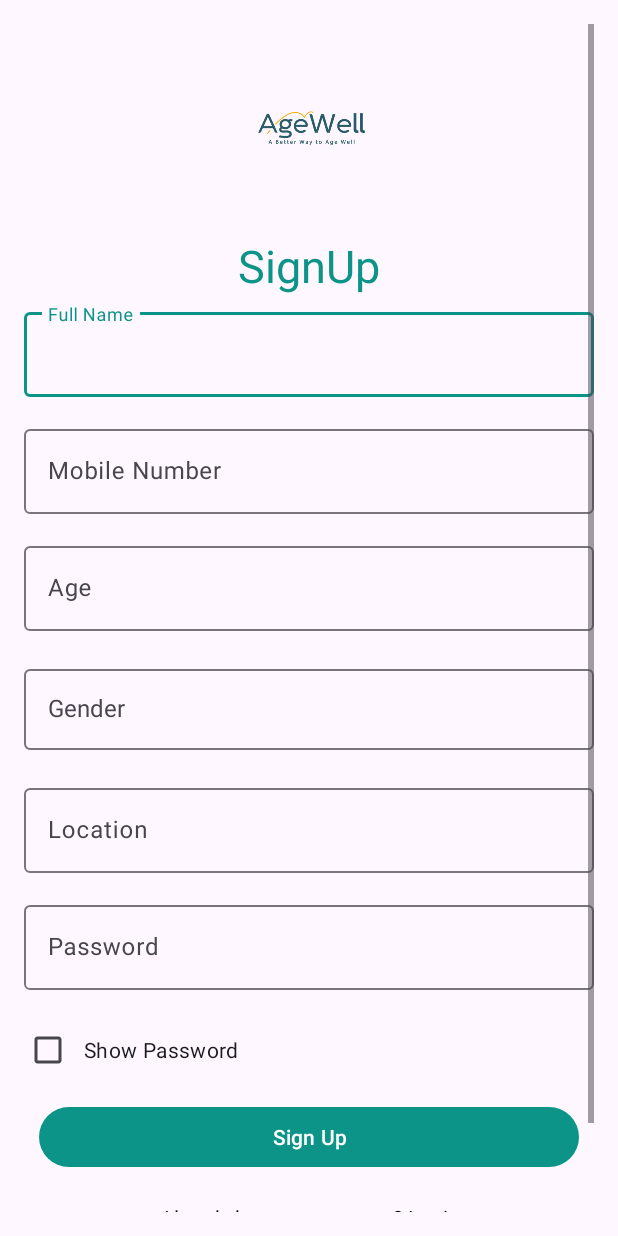
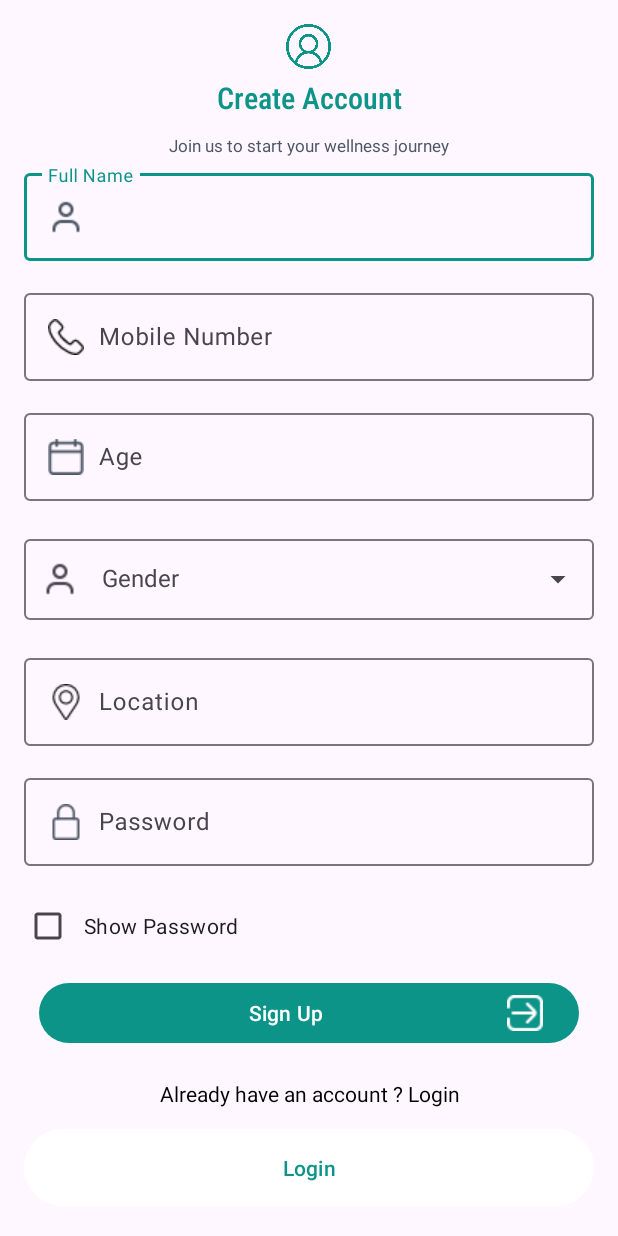
Before and after one commit to vishal-bhutekar21/Age-well-Elder-Care, an Android app: the SignUp screen opened directly, with no data from a screen before it, on a phone screen of 412 x 824 dp. Run offline under Robolectric (Android 15) with nearby library versions, the phone set to English and light mode, and no system bars; our stand-ins replace Firebase (no records; nobody signed in at launch, a user with empty details on screens opened directly).

Commit message:
commit after signup

```diff
--- a/app/src/main/res/layout/activity_sign_up.xml
+++ b/app/src/main/res/layout/activity_sign_up.xml
@@ -2,6 +2,7 @@
 <ScrollView xmlns:android="http://schemas.android.com/apk/res/android"
     android:layout_width="match_parent"
     android:layout_height="match_parent"
+    xmlns:app="http://schemas.android.com/apk/res-auto"
     android:orientation="vertical"
     android:padding="16dp"
     android:gravity="center"
@@ -15,18 +16,30 @@
         >
 
         <ImageView
-            android:layout_width="100dp"
+            android:layout_width="30dp"
+            android:layout_height="30dp"
+            android:src="@drawable/suser"
+            app:tint="@color/primary" />
+        <TextView
+            android:layout_width="match_parent"
             android:layout_height="wrap_content"
-            android:src="@drawable/app_heading"
+            android:text="Create Account"
+            android:textAlignment="center"
+            android:textStyle="normal"
+            android:textColor="@color/primary"
+            android:textSize="20dp"
+            android:fontFamily="sans-serif-condensed-medium"
+            android:layout_margin="5dp"
             />
         <TextView
             android:layout_width="match_parent"
             android:layout_height="wrap_content"
-            android:text="SignUp"
+            android:text="Join us to start your wellness journey"
             android:textAlignment="center"
             android:textStyle="normal"
-            android:textColor="@color/primary"
-            android:textSize="30dp"
+            android:textColor="@color/gray"
+            android:textSize="11dp"
+            android:fontFamily="sans-serif"
             android:layout_margin="5dp"
             />
     <!-- Name Field -->
@@ -34,16 +47,24 @@
             android:id="@+id/nameInputLayout"
             android:layout_width="match_parent"
             android:layout_height="wrap_content"
-        android:layout_marginBottom="16dp">
+            android:layout_marginBottom="16dp"
+            android:drawableTint="@color/gray"
+         >
 
             <com.google.android.material.textfield.TextInputEditText
+
                 android:id="@+id/nameField"
                 android:layout_width="match_parent"
                 android:layout_height="wrap_content"
                 android:hint="Full Name"
                 android:inputType="textPersonName"
-            android:maxLength="50"/>
+                android:maxLength="50"
+                android:drawableLeft="@drawable/sperson"
+                android:drawablePadding="10dp"
+                android:drawableTint="@color/gray"
+                android:paddingStart="16dp"/>
         </com.google.android.material.textfield.TextInputLayout>
+
 
         <!-- Mobile Field -->
     <com.google.android.material.textfield.TextInputLayout
@@ -57,6 +78,8 @@
             android:layout_width="match_parent"
             android:layout_height="wrap_content"
             android:hint="Mobile Number"
+            android:drawableLeft="@drawable/stelephone"
+            android:drawablePadding="10dp"
             android:inputType="phone"
             android:maxLength="10"/>
     </com.google.android.material.textfield.TextInputLayout>
@@ -73,6 +96,9 @@
             android:layout_width="match_parent"
             android:layout_height="wrap_content"
             android:hint="Age"
+            android:drawableLeft="@drawable/calendar"
+            android:drawableTint="@color/gray"
+            android:drawablePadding="10dp"
             android:inputType="number"/>
     </com.google.android.material.textfield.TextInputLayout>
 
@@ -83,6 +109,10 @@
             android:layout_height="wrap_content"
             android:layout_marginBottom="16dp"
             android:hint="Gender"
+            app:startIconDrawable="@drawable/sperson"
+            app:startIconMode="custom"
+            app:endIconMode="dropdown_menu"
+            android:drawableTint="@color/gray"
             android:paddingVertical="4dp">
 
             <AutoCompleteTextView
@@ -90,11 +120,13 @@
                 android:layout_width="match_parent"
                 android:layout_height="match_parent"
                 android:padding="16dp"
+                android:paddingStart="48dp"
                 android:textSize="16sp"
                 android:background="?android:attr/editTextBackground"
                 android:inputType="none"
                 android:focusable="false"/>
         </com.google.android.material.textfield.TextInputLayout>
+
 
 
         <!-- Location Field -->
@@ -109,6 +141,8 @@
             android:layout_width="match_parent"
             android:layout_height="wrap_content"
             android:hint="Location"
+            android:drawableLeft="@drawable/slocation"
+            android:drawablePadding="10dp"
             android:inputType="text"/>
     </com.google.android.material.textfield.TextInputLayout>
 
@@ -124,6 +158,9 @@
             android:layout_width="match_parent"
             android:layout_height="wrap_content"
             android:hint="Password"
+            android:drawableLeft="@drawable/slock"
+            android:drawablePadding="10dp"
+            android:drawableTint="@color/gray"
             android:inputType="textPassword"/>
     </com.google.android.material.textfield.TextInputLayout>
 
@@ -141,6 +178,9 @@
         android:layout_width="match_parent"
         android:layout_height="wrap_content"
         android:text="Sign Up"
+        android:drawableRight="@drawable/slogin"
+        android:drawableTint="@color/white"
+        android:drawablePadding="20dp"
         android:layout_margin="10dp"/>
 
 
```
Also changed, not shown: app/src/main/res/drawable/button_stroke.xml (added, +7 -0 lines), app/src/main/res/layout/activity_login.xml (+37 -7 lines), app/src/main/res/drawable/calendar.png (added), app/src/main/res/drawable/slocation.png (added), app/src/main/res/drawable/slock.png (added), app/src/main/res/drawable/slogin.png (added), app/src/main/res/drawable/sperson.png (added), app/src/main/res/drawable/stelephone.png (added), app/src/main/res/drawable/suser.png (added). Lines whose indentation alone changed are shown as unchanged.
